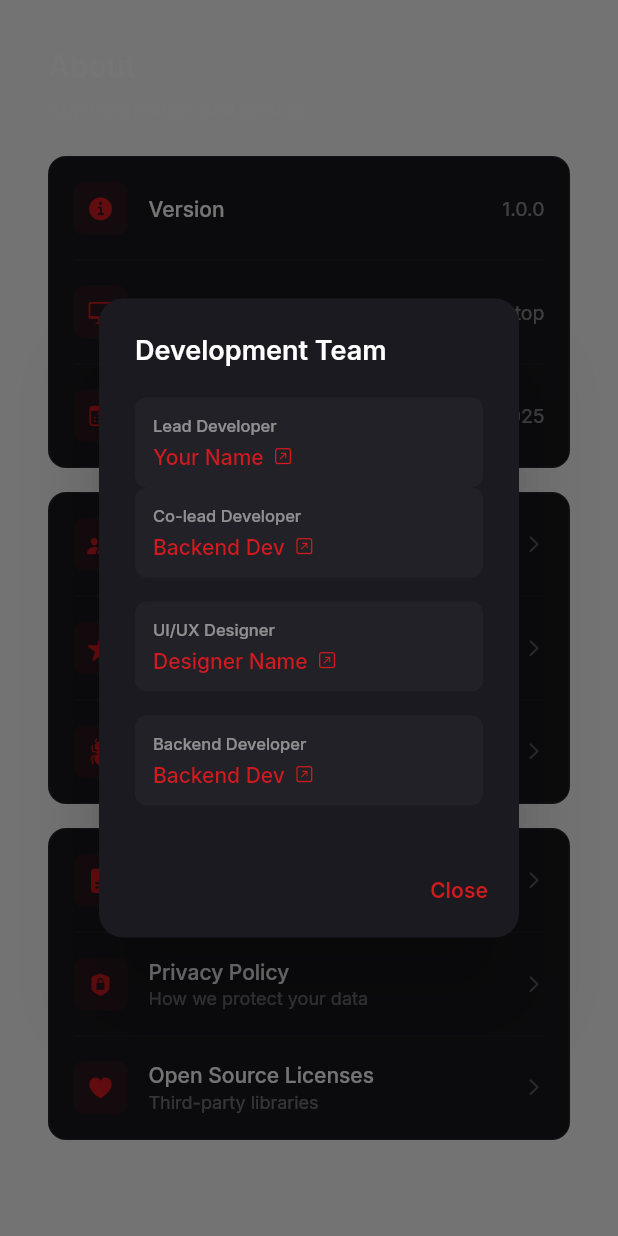
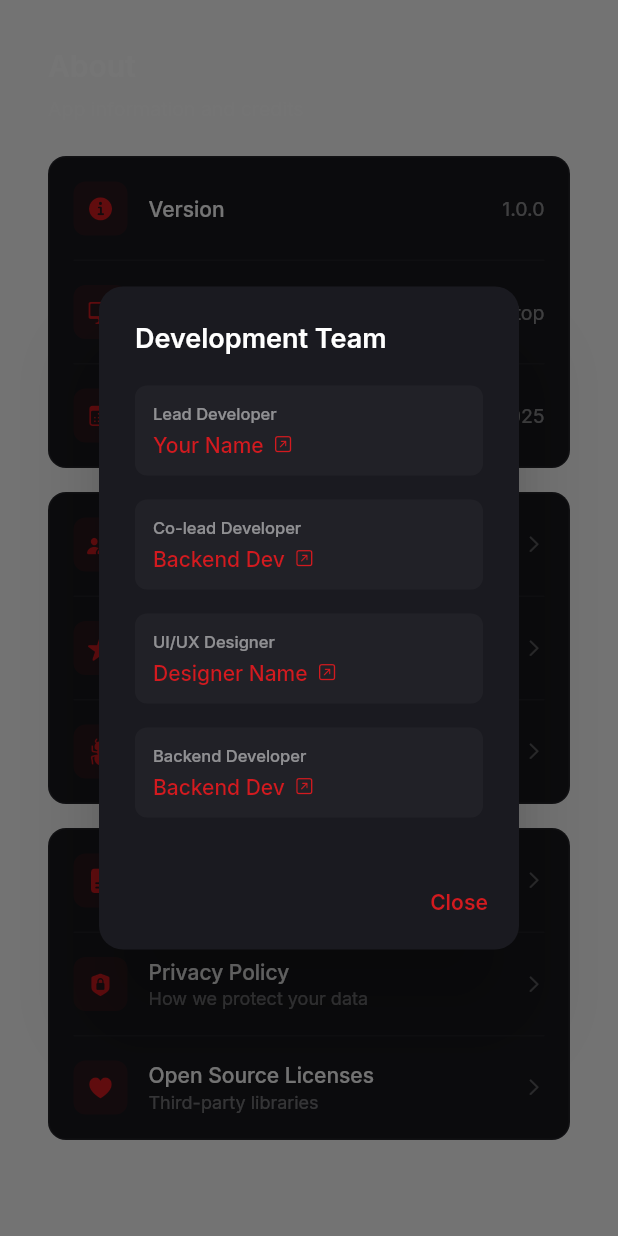
Before and after one commit to professorDeveloper/Sozo-Desktop, a Flutter app: the AboutScreen widget shown alone on an empty page, opened directly, after a tap on "Developers", on a phone screen of 412 x 824 dp. Run offline on Flutter 3.47's test engine with Material 3 defaults, Android fonts, the light colour scheme and no system bars; our stand-ins replace bloc, cached_network_image, carousel_slider, crystal_navigation_bar, equatable, flutter_bloc and 7 more; network calls fail.

Commit message:
slight chnages

```diff
--- a/lib/src/features/settings/about_screen.dart
+++ b/lib/src/features/settings/about_screen.dart
@@ -270,6 +270,7 @@ class _AboutScreenState extends State<AboutScreen> {
               'Your Name',
               'https://github.com/yourusername',
             ),
+            const SizedBox(height: 16),
             _buildDeveloperItem(
               'Co-lead Developer',
               'Backend Dev',
```
